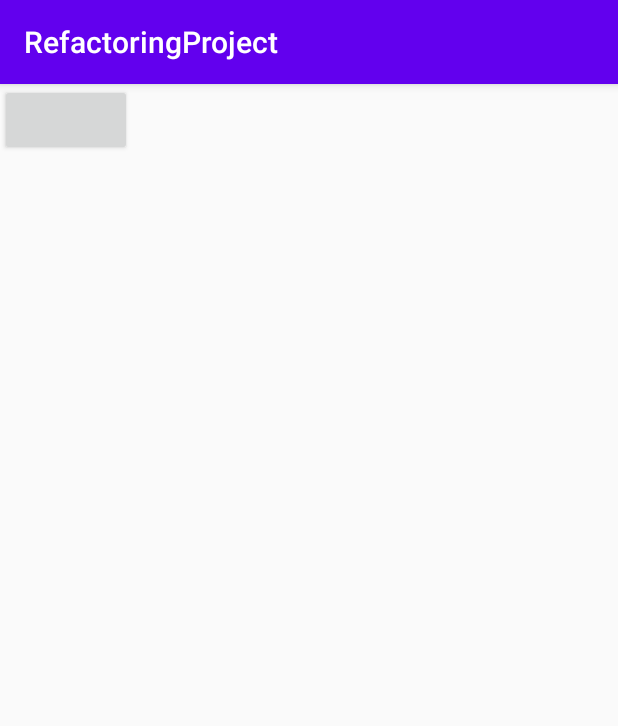
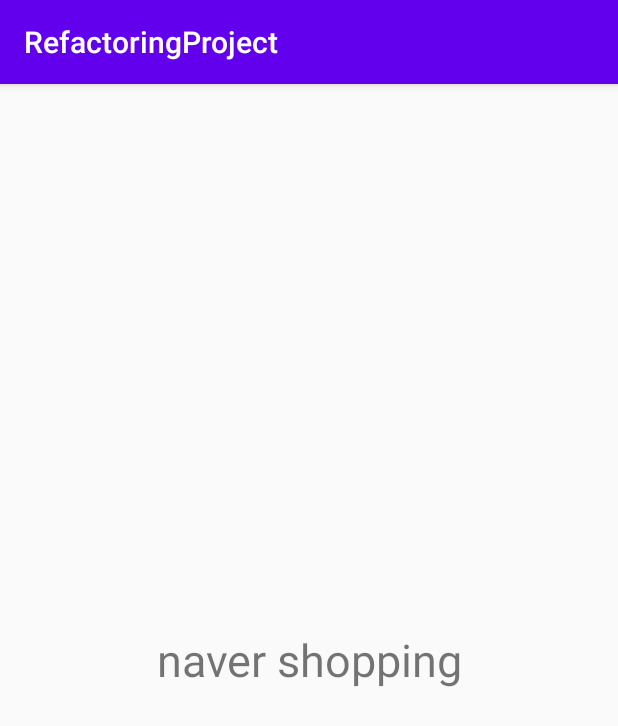
Before and after one commit to everydaymorning/NaverApiMVVM, an Android app: the first screen one second after launch (LoginActivity before the commit, SplashActivity after it), on a phone screen of 412 x 824 dp. Shown: the top 726 px of the screen. Run offline under Robolectric (Android 15) with nearby library versions, the phone set to English and light mode, and no system bars; plain views replace OAuthLoginButton.

Commit message:
#3 네이버 아이디 로그인 구현, 클래스 모듈화, 스플래쉬 화면 추가

```diff
--- a/RefactoringProject/app/src/main/java/com/example/refactoringproject/LoginActivity.kt
+++ /dev/null
@@ -1,85 +0,0 @@
-package com.example.refactoringproject
-
-import android.annotation.SuppressLint
-import android.content.Intent
-import androidx.appcompat.app.AppCompatActivity
-import android.os.Bundle
-import android.util.Log
-import android.widget.Toast
-import com.nhn.android.naverlogin.OAuthLogin
-import com.nhn.android.naverlogin.OAuthLoginHandler
-import com.nhn.android.naverlogin.data.OAuthLoginState
-import kotlinx.android.synthetic.main.activity_login.*
-import kotlinx.coroutines.CoroutineScope
-import kotlinx.coroutines.Dispatchers
-import kotlinx.coroutines.GlobalScope
-import kotlinx.coroutines.launch
-
-class LoginActivity : AppCompatActivity() {
-
-    val oAuthLoginModule = OAuthLogin.getInstance()
-    val mContext = this
-    override fun onCreate(savedInstanceState: Bundle?) {
-        super.onCreate(savedInstanceState)
-        setContentView(R.layout.activity_login)
-        oAuthLoginModule.getRefreshToken(this)
-        oAuthLoginModule.init(
-            this,
-            getString(R.string.CLIENT_ID),
-            getString(R.string.CLIENT_SECRET),
-            getString(R.string.CLIENT_NAME)
-        )
-
-        btn_naver_button.setOnClickListener{
-            naverSignIn()
-        }
-    }
-
-    private fun naverSignIn(){
-        if(oAuthLoginModule.getState(this) == OAuthLoginState.OK){
-            CoroutineScope(Dispatchers.IO).launch {
-                val url = "https://openapi.naver.com/v1/nid/me"
-                val at = oAuthLoginModule.getAccessToken(mContext)
-                val result = oAuthLoginModule.requestApi(mContext, at, url)
-                val startToken = "<message>"
-                val endToken = "</message>"
-                val startIndex = result?.indexOf(startToken) ?: -1
-                val endIndex = result?.indexOf(endToken) ?: -1
-                if (startIndex == -1 || endIndex <= 0){
-
-                }
-                val message = result?.substring(startIndex + startToken.length, endIndex)?.trim()
-                if(message == ("success")){ Log.d("TAG", "Success RequestNHNLoginApiTask")
-                    val intent = Intent(mContext, MainActivity::class.java)
-                    startActivity(intent)
-                }else{
-                    Log.e("TAG", "Login Fail")
-                }
-            }
-        }else{
-            oAuthLoginModule.startOauthLoginActivity(this, @SuppressLint("HandlerLeak")
-            object : OAuthLoginHandler(){
-                override fun run(success: Boolean){
-                    if(success){
-                        val accessToken = oAuthLoginModule.getAccessToken(mContext)
-                        val refreshToken = oAuthLoginModule.getRefreshToken(mContext)
-                        val expiresAt = oAuthLoginModule.getExpiresAt(mContext)
-                        val tokenType = oAuthLoginModule.getTokenType(mContext)
-                        Log.i("TAG", "nhn Login Access Token : $accessToken")
-                        Log.i("TAG", "nhn Login refresh Token : $refreshToken")
-                        Log.i("TAG", "nhn Login expiresAt : $expiresAt")
-                        Log.i("TAG", "nhn Login Token Type : $tokenType")
-                        Log.i("TAG", "nhn Login Module State : " + oAuthLoginModule.getState(mContext).toString())
-                        val intent = Intent(mContext, MainActivity::class.java)
-                        startActivity(intent)
-
-                    } else{
-                        val errorCode = oAuthLoginModule.getLastErrorCode(mContext)
-                        val errorDesc = oAuthLoginModule.getLastErrorDesc(mContext)
-                        Toast.makeText(mContext, "error code: $errorCode  errorDesc: $errorDesc", Toast.LENGTH_LONG).show()
-                    }
-                }
-            })
-        }
-    }
-}
--- /dev/null
+++ b/RefactoringProject/app/src/main/java/com/example/refactoringproject/MyApplication.kt
@@ -0,0 +1,18 @@
+package com.example.refactoringproject
+
+import android.app.Application
+import android.content.Context
+
+class MyApplication : Application(){
+
+    init {
+        instance = this
+    }
+
+    companion object {
+        private var instance: MyApplication? = null
+        fun applicationContext(): Context {
+            return instance!!.applicationContext
+        }
+    }
+}
--- a/RefactoringProject/app/src/main/java/com/example/refactoringproject/network/RetrofitNetwork.kt
+++ b/RefactoringProject/app/src/main/java/com/example/refactoringproject/network/RetrofitNetwork.kt
@@ -5,7 +5,5 @@ import com.example.refactoringproject.R
 interface RetrofitNetwork {
 
     companion object{
-        private const val mClientId = R.string.CLIENT_ID
-        private const val mClientSecret = R.string.CLIENT_SECRET
     }
 }
--- a/RefactoringProject/app/src/main/java/com/example/refactoringproject/MainActivity.kt
+++ b/RefactoringProject/app/src/main/java/com/example/refactoringproject/ui/main/MainActivity.kt
@@ -1,7 +1,8 @@
-package com.example.refactoringproject
+package com.example.refactoringproject.ui.main
 
 import androidx.appcompat.app.AppCompatActivity
 import android.os.Bundle
+import com.example.refactoringproject.R
 
 class MainActivity : AppCompatActivity() {
 
--- /dev/null
+++ b/RefactoringProject/app/src/main/java/com/example/refactoringproject/ui/splash/SplashActivity.kt
@@ -0,0 +1,29 @@
+package com.example.refactoringproject.ui.splash
+
+import android.content.Intent
+import androidx.appcompat.app.AppCompatActivity
+import android.os.Bundle
+import com.example.refactoringproject.R
+import com.example.refactoringproject.ui.login.LoginActivity
+import kotlinx.coroutines.CoroutineScope
+import kotlinx.coroutines.Dispatchers
+import kotlinx.coroutines.delay
+import kotlinx.coroutines.launch
+
+class SplashActivity : AppCompatActivity() {
+
+    private val time: Long = 1000
+
+    override fun onCreate(savedInstanceState: Bundle?) {
+        super.onCreate(savedInstanceState)
+        setContentView(R.layout.activity_splash)
+
+        CoroutineScope(Dispatchers.IO).launch {
+            delay(time)
+            val intent = Intent(applicationContext, LoginActivity::class.java)
+            startActivity(intent)
+            finish()
+        }
+
+    }
+}
--- a/RefactoringProject/app/src/main/res/layout/activity_login.xml
+++ b/RefactoringProject/app/src/main/res/layout/activity_login.xml
@@ -5,7 +5,7 @@
     android:layout_width="match_parent"
     android:layout_height="match_parent"
     android:orientation="vertical"
-    tools:context=".LoginActivity">
+    tools:context=".ui.login.LoginActivity">
 
     <com.nhn.android.naverlogin.ui.view.OAuthLoginButton
         android:id="@+id/btn_naver_button"
--- a/RefactoringProject/app/src/main/res/layout/activity_main.xml
+++ b/RefactoringProject/app/src/main/res/layout/activity_main.xml
@@ -4,7 +4,7 @@
     xmlns:tools="http://schemas.android.com/tools"
     android:layout_width="match_parent"
     android:layout_height="match_parent"
-    tools:context=".MainActivity">
+    tools:context=".ui.main.MainActivity">
 
     <TextView
         android:layout_width="wrap_content"
--- /dev/null
+++ b/RefactoringProject/app/src/main/res/layout/activity_splash.xml
@@ -0,0 +1,19 @@
+<?xml version="1.0" encoding="utf-8"?>
+<LinearLayout
+    xmlns:android="http://schemas.android.com/apk/res/android"
+    xmlns:app="http://schemas.android.com/apk/res-auto"
+    xmlns:tools="http://schemas.android.com/tools"
+    android:layout_width="match_parent"
+    android:layout_height="match_parent"
+    tools:context=".ui.splash.SplashActivity">
+
+    <TextView
+        android:layout_width="match_parent"
+        android:layout_height="wrap_content"
+        android:text="naver shopping"
+        android:textSize="30dp"
+        android:layout_gravity="center"
+        android:gravity="center">
+
+    </TextView>
+</LinearLayout>
--- a/RefactoringProject/app/src/main/res/values/strings.xml
+++ b/RefactoringProject/app/src/main/res/values/strings.xml
@@ -1,6 +1,3 @@
 <resources>
     <string name="app_name">RefactoringProject</string>
-    <string name="CLIENT_ID">LwD946_CTkmLURmzCdRA</string>
-    <string name="CLIENT_SECRET">atpBqNlbZQ</string>
-    <string name="CLIENT_NAME">Naver Shopping</string>
 </resources>
```
Also changed, not shown: RefactoringProject/app/src/main/AndroidManifest.xml (+8 -2 lines), RefactoringProject/app/src/main/java/com/example/refactoringproject/constant/LoginConstant.kt (added, +7 -0 lines), RefactoringProject/app/src/main/java/com/example/refactoringproject/ui/login/LoginActivity.kt (added, +34 -0 lines), RefactoringProject/app/src/main/java/com/example/refactoringproject/ui/login/LoginManager.kt (added, +60 -0 lines).
